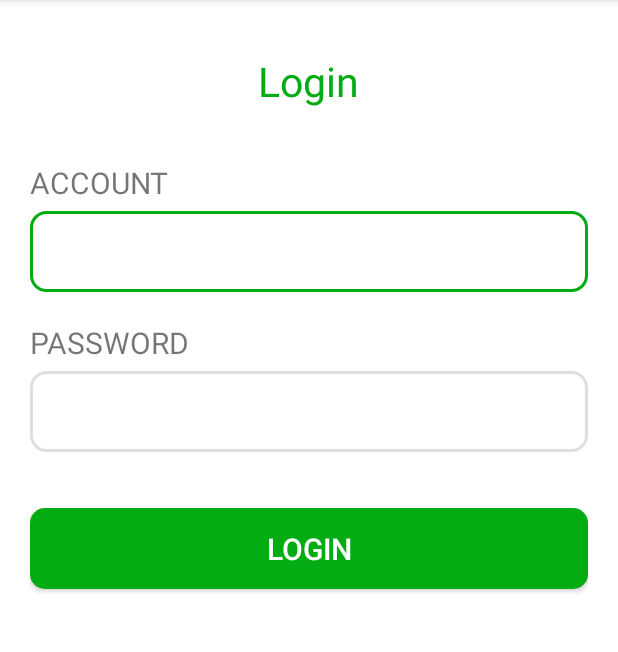
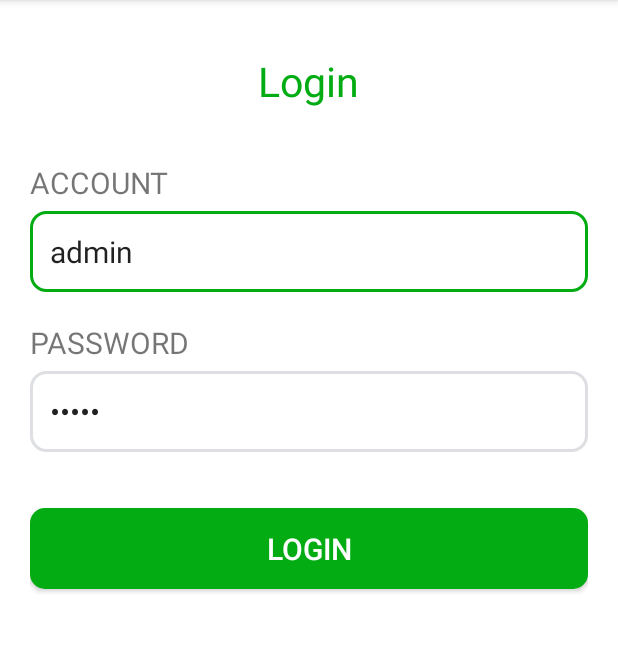
Before and after one commit to tungms2001/holiday-app, an Android app: the screen it shows after launch (LoginActivity), after a tap on "LOGIN", on a phone screen of 412 x 824 dp, the part 84-736 px from its top. Run offline under Robolectric (Android 15) with nearby library versions, the phone set to English and light mode, and no system bars.

Commit message:
Add debug app

```diff
--- a/app/src/main/java/com/example/holiday/TourInfoBlock.java
+++ b/app/src/main/java/com/example/holiday/CreateTourActivity.java
@@ -4,11 +4,11 @@ import androidx.appcompat.app.AppCompatActivity;
 
 import android.os.Bundle;
 
-public class TourInfoBlock extends AppCompatActivity {
+public class CreateTourActivity extends AppCompatActivity {
 
     @Override
     protected void onCreate(Bundle savedInstanceState) {
         super.onCreate(savedInstanceState);
-        setContentView(R.layout.tour_info_block);
+        setContentView(R.layout.activity_create_tour);
     }
 }
--- a/app/src/main/java/com/example/holiday/LoginActivity.java
+++ b/app/src/main/java/com/example/holiday/LoginActivity.java
@@ -5,6 +5,7 @@ import androidx.appcompat.app.AppCompatActivity;
 import android.content.Intent;
 import android.content.SharedPreferences;
 import android.os.Bundle;
+import android.util.Log;
 import android.widget.Button;
 import android.widget.EditText;
 import android.widget.Toast;
@@ -32,7 +33,6 @@ public class LoginActivity extends AppCompatActivity {
     private SharedPreferences preferences;
     private SharedPreferences.Editor editor;
     private String username;
-    private Request request;
 
     @Override
     protected void onCreate(Bundle savedInstanceState) {
@@ -56,10 +56,16 @@ public class LoginActivity extends AppCompatActivity {
                     .add("account", txtAccount.getText().toString())
                     .add("password", txtPassword.getText().toString())
                     .build();
+            String url = "http://10.0.2.2:8080/holidayapp/server/index.php?controller=User&action=login";
+            Request request = new Request.Builder()
+                    .url(url)
+                    .post(body)
+                    .build();
 
             client.newCall(request).enqueue(new Callback() {
                 @Override
                 public void onFailure(@NotNull Call call, @NotNull IOException e) {
+                    Log.d("Test", "TesErr");
                 }
 
                 @Override
@@ -87,6 +93,7 @@ public class LoginActivity extends AppCompatActivity {
                     catch (JSONException e){
                         e.printStackTrace();
                     }
+                    Log.d("Test", "TestMsg");
                 }
             });
         });
--- a/app/src/main/java/com/example/holiday/MainActivity.java
+++ b/app/src/main/java/com/example/holiday/MainActivity.java
@@ -58,18 +58,20 @@ public class MainActivity extends AppCompatActivity {
             super(fm, behavior);
         }
 
-        public void addFragment(Fragment fragment){
+        public void addFragment(Fragment fragment) {
             mFragments.add(fragment);
         }
 
         @NonNull
         @Override
         public Fragment getItem(int position) {
+
             return mFragments.get(position);
         }
 
         @Override
         public int getCount() {
+
             return mFragments.size();
         }
     }
--- /dev/null
+++ b/app/src/main/java/com/example/holiday/helper/Session.java
@@ -0,0 +1,6 @@
+package com.example.holiday.helper;
+
+public class Session {
+    //lẩy ra trạng thái đăng nhập ? đã đăng nhập hay chưa
+    //lấy ra tên người dùng đăng nhặp -> usernamw
+}
--- a/app/src/main/res/layout/activity_login.xml
+++ b/app/src/main/res/layout/activity_login.xml
@@ -36,7 +36,8 @@
         android:textSize="20sp"
         android:layout_below="@+id/tv_account"
         android:background="@drawable/edit_selector_background"
-        android:padding="13dp"/>
+        android:padding="13dp"
+        android:text="admin"/>
 
     <TextView
         android:id="@+id/tv_password"
@@ -57,7 +58,8 @@
         android:layout_below="@+id/tv_password"
         android:background="@drawable/edit_selector_background"
         android:padding="13dp"
-        android:inputType="textPassword"/>
+        android:inputType="textPassword"
+        android:text="admin"/>
 
     <android.widget.Button
         android:id="@+id/btn_login"
--- a/app/src/main/res/values/strings.xml
+++ b/app/src/main/res/values/strings.xml
@@ -18,5 +18,8 @@
     <string name="old_password">Old password</string>
     <string name="new_password">New password</string>
     <string name="save">Save</string>
+    <string name="tour_name">Tour name</string>
+    <string name="stop_points">Stop points</string>
+    <string name="create">Create</string>
 
 </resources>
```
Also changed, not shown: app/src/main/AndroidManifest.xml (+6 -6 lines), app/src/main/res/layout/activity_create_tour.xml (added, +67 -0 lines), 3 other files.
